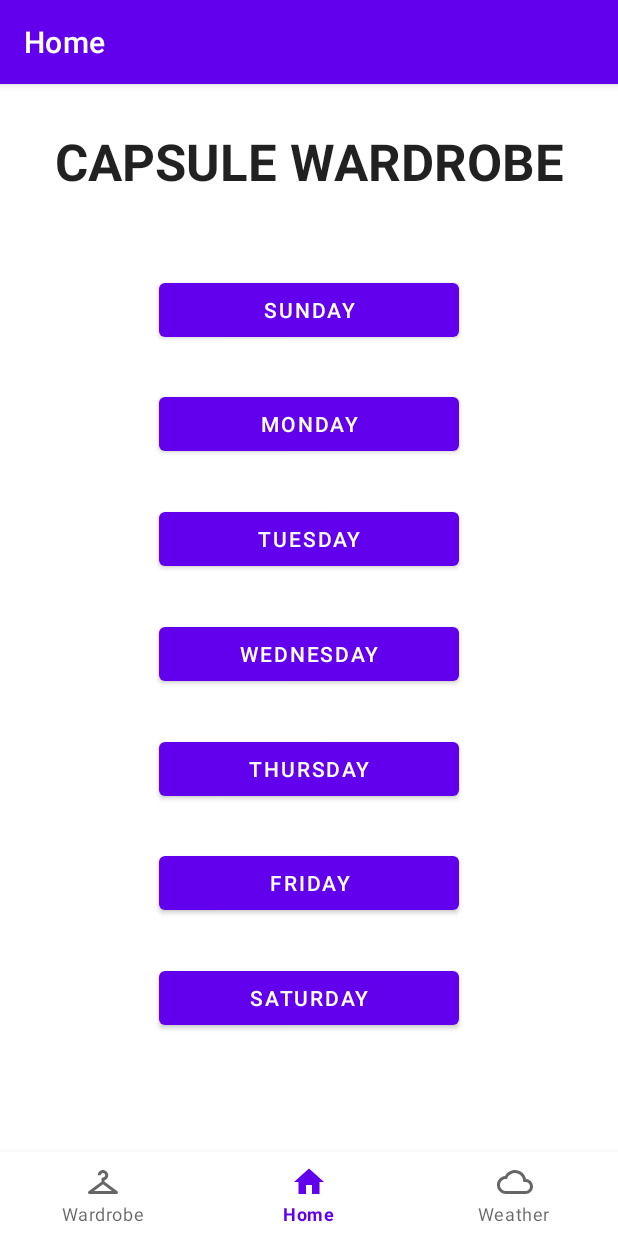
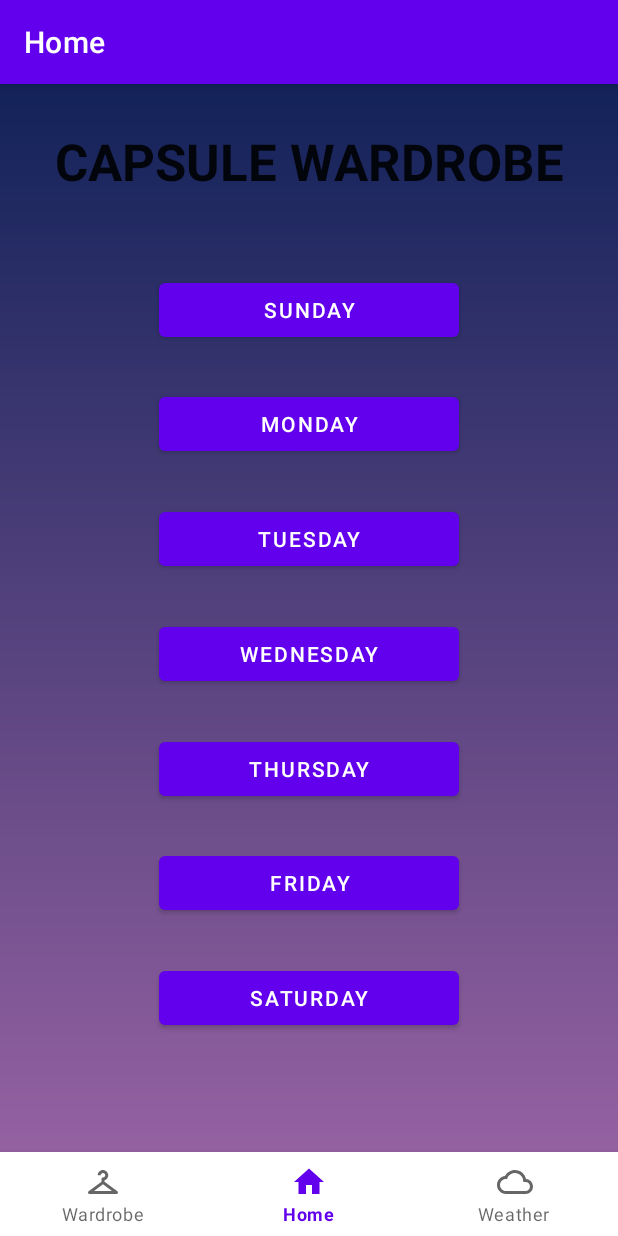
Before and after one commit to Frasosa/Capsule, an Android app: the screen it shows after launch (MainActivity), on a phone screen of 412 x 824 dp. Run offline under Robolectric (Android 15) with nearby library versions, the phone set to English and light mode, and no system bars; our stand-ins replace navigation-ui.

Commit message:
dark mode enabled and started xml revamp

```diff
--- /dev/null
+++ b/app/src/main/res/drawable/home_gradient.xml
@@ -0,0 +1,11 @@
+<?xml version="1.0" encoding="utf-8"?>
+<shape
+    android:shape='rectangle'
+    xmlns:android="http://schemas.android.com/apk/res/android">
+    <gradient
+        android:angle="90"
+        android:startColor="#9561a1"
+        android:endColor="#122259"
+        android:type="linear">
+    </gradient>
+</shape>
--- a/app/src/main/res/layout/activity_main.xml
+++ b/app/src/main/res/layout/activity_main.xml
@@ -12,9 +12,11 @@
         android:layout_height="0dp"
         app:defaultNavHost="true"
         app:layout_constraintBottom_toTopOf="@+id/bottom_navigation_menu"
+        app:layout_constraintHorizontal_bias="1.0"
         app:layout_constraintLeft_toLeftOf="parent"
         app:layout_constraintRight_toRightOf="parent"
         app:layout_constraintTop_toTopOf="parent"
+        app:layout_constraintVertical_bias="0.0"
         app:navGraph="@navigation/nav_graph" />
 
     <com.google.android.material.bottomnavigation.BottomNavigationView
--- a/app/src/main/res/layout/fragment_home.xml
+++ b/app/src/main/res/layout/fragment_home.xml
@@ -5,7 +5,9 @@
     xmlns:tools="http://schemas.android.com/tools"
     android:layout_width="match_parent"
     android:layout_height="match_parent"
-    tools:context=".ui.HomeFragment">
+    tools:context=".ui.HomeFragment"
+    android:background="@drawable/home_gradient"
+    >
 
 <!--    <data>-->
 <!--        <variable-->
@@ -42,6 +44,7 @@
         app:layout_constraintEnd_toEndOf="parent"
         app:layout_constraintStart_toStartOf="parent"
         app:layout_constraintTop_toBottomOf="@id/title_text"
+
         android:text="Sunday"
         />
 
--- /dev/null
+++ b/app/src/main/res/values-night/colors.xml
@@ -0,0 +1,15 @@
+<?xml version="1.0" encoding="utf-8"?>
+<resources>
+    <color name="purple_200">#FFBB86FC</color>
+    <color name="purple_500">#FF6200EE</color>
+    <color name="purple_700">#FF3700B3</color>
+    <color name="teal_200">#FF03DAC5</color>
+    <color name="teal_700">#FF018786</color>
+    <color name="black">#FF000000</color>
+    <color name="white">#FFFFFFFF</color>
+    <color name="light_blue_600">#FF039BE5</color>
+    <color name="light_blue_900">#FF01579B</color>
+    <color name="light_blue_A200">#FF40C4FF</color>
+    <color name="light_blue_A400">#FF00B0FF</color>
+    <color name="black_overlay">#66000000</color>
+</resources>
```
